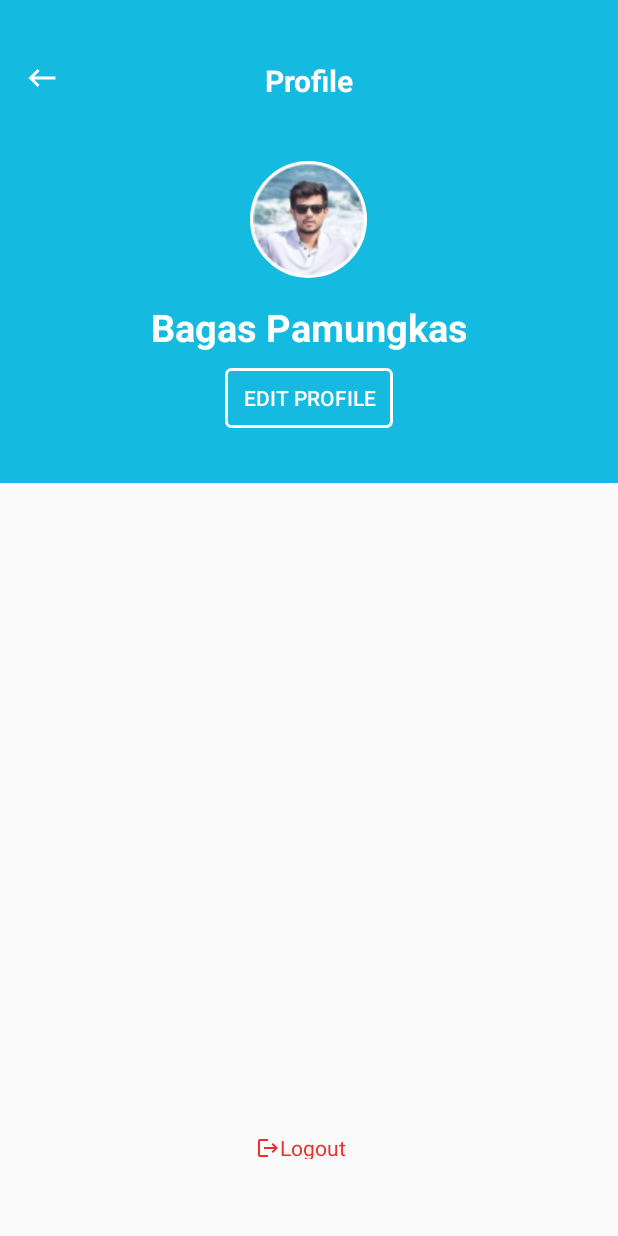
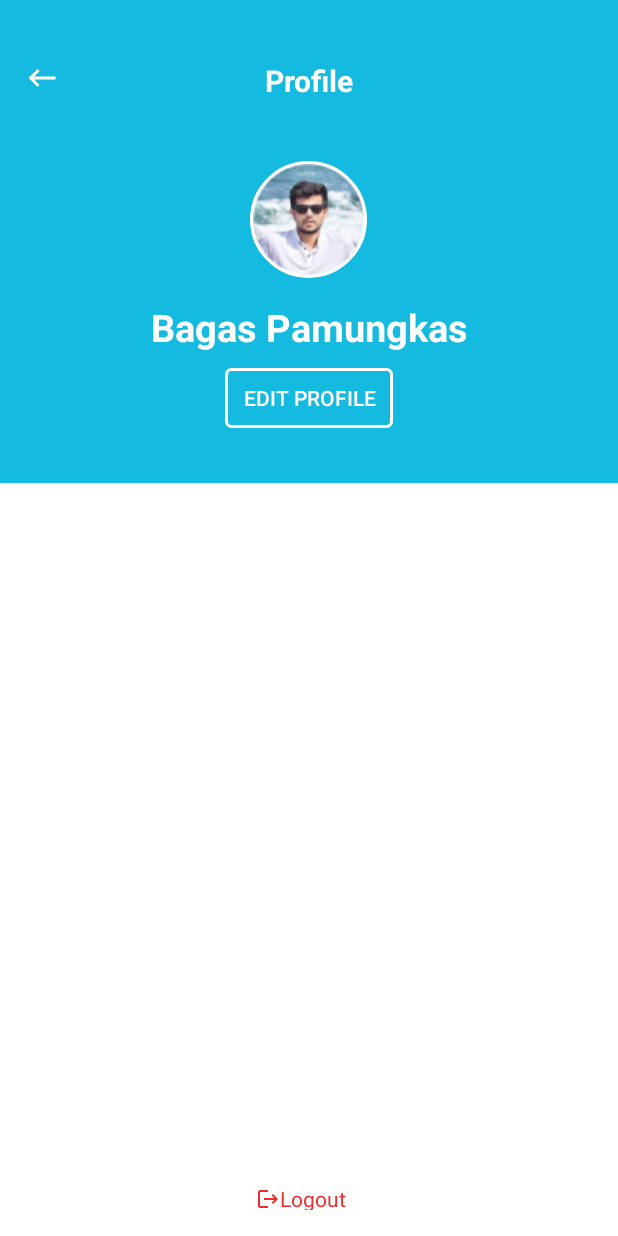
Before and after one commit to BagasPrasetyo23/kawan, an Android app built with Jetpack Compose: the ProfilLayoutActivity screen opened directly, with no data from a screen before it, on a phone screen of 412 x 824 dp. Run offline under Robolectric (Android 15) with nearby library versions, the phone set to English and light mode, and no system bars.

Commit message:
penambahan file

```diff
--- a/app/src/main/res/layout-land/activity_profil_layout.xml
+++ b/app/src/main/res/layout-land/activity_profil_layout.xml
@@ -50,7 +50,7 @@
                     android:layout_below="@id/txt_title"
                     android:layout_marginTop="40dp"
                     android:background="@drawable/shape_foto"
-                    android:src="@drawable/x4"
+                    android:src="@drawable/x1"
                     android:layout_centerInParent="true"/>
 
                 <TextView
@@ -84,8 +84,9 @@
                 android:layout_width="match_parent"
                 android:layout_height="match_parent"
                 android:layout_below="@id/layout1">
-
+            </RelativeLayout>
             <RelativeLayout
+                android:layout_below="@+id/layout2"
                 android:layout_width="match_parent"
                 android:layout_height="120dp"
                 android:layout_alignParentBottom="true">
@@ -116,9 +117,6 @@
 
         </RelativeLayout>
 
-
-        </RelativeLayout>
-
     </ScrollView>
 
 
--- a/app/src/main/res/layout/activity_profil_layout.xml
+++ b/app/src/main/res/layout/activity_profil_layout.xml
@@ -4,6 +4,7 @@
     xmlns:tools="http://schemas.android.com/tools"
     android:layout_width="match_parent"
     android:layout_height="match_parent"
+    android:background="#F2F2F2"
     tools:context=".ProfilLayoutActivity">
 
     <RelativeLayout
@@ -62,23 +63,26 @@
                 android:layout_width="112dp"
                 android:layout_height="40dp"
                 android:layout_below="@id/txt_nama"
+                android:layout_centerInParent="true"
                 android:layout_marginTop="10dp"
                 android:background="@drawable/shape_button_edit_profile"
                 android:text="Edit profile"
-                android:textColor="@color/white"
-                android:layout_centerInParent="true" />
+                android:textColor="@color/white" />
 
         </RelativeLayout>
 
         <RelativeLayout
             android:id="@+id/layout2"
             android:layout_width="match_parent"
-            android:layout_height="fill_parent"
-            android:layout_below="@id/layout1">
-
+            android:layout_height="450dp"
+            android:layout_below="@id/layout1"
+            android:background="@color/white">
+        </RelativeLayout>
         <RelativeLayout
+            android:layout_below="@+id/layout2"
             android:layout_width="match_parent"
             android:layout_height="120dp"
+            android:background="@color/white"
             android:layout_alignParentBottom="true">
 
             <LinearLayout
@@ -106,7 +110,5 @@
 
     </RelativeLayout>
 
-    </RelativeLayout>
-
 
 </RelativeLayout>
```
Lines whose indentation alone changed are shown as unchanged.
